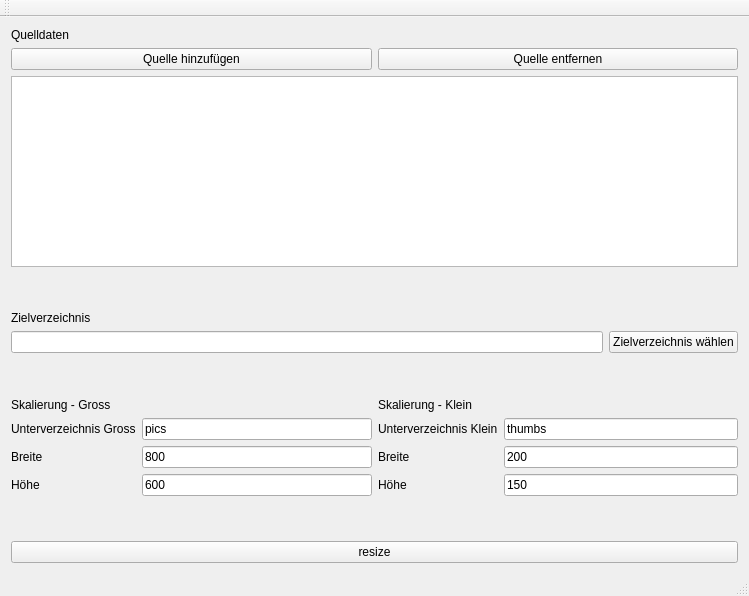
First picture: the form in qtimageresizer.ui, repository claudio-walser/QtImageResizer, before the edit.
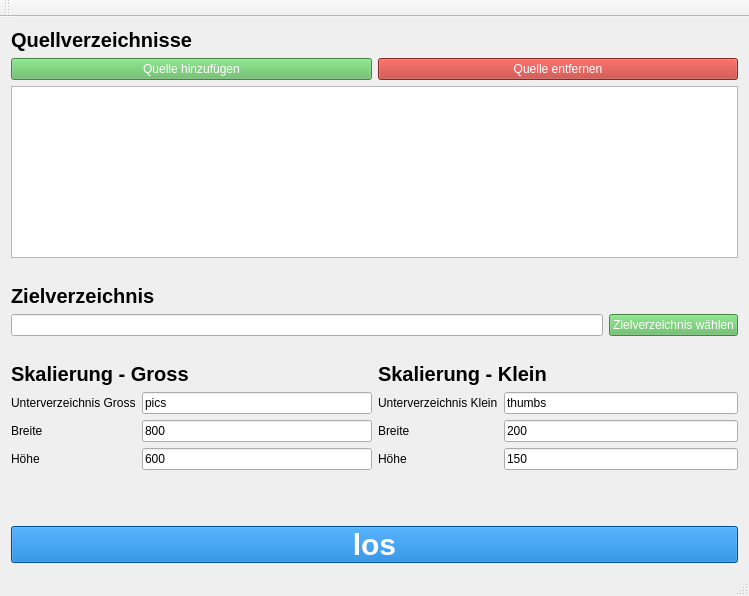
Second picture: the form after the edit.

Commit message: Pimp my ui and statusBar infos

```diff
--- a/qtimageresizer.ui
+++ b/qtimageresizer.ui
@@ -19,8 +19,12 @@
      <layout class="QVBoxLayout" name="verticalLayout">
       <item>
        <widget class="QLabel" name="labelSource">
+        <property name="styleSheet">
+         <string notr="true">font-size: 20px;
+font-weight: bold;</string>
+        </property>
         <property name="text">
-         <string>Quelldaten</string>
+         <string>Quellverzeichnisse</string>
         </property>
        </widget>
       </item>
@@ -30,6 +34,10 @@
          <layout class="QHBoxLayout" name="layoutSourceButtons">
           <item>
            <widget class="QPushButton" name="buttonSourceAdd">
+            <property name="styleSheet">
+             <string notr="true">background-color: #5BB75B;
+color: #FFF;</string>
+            </property>
             <property name="text">
              <string>Quelle hinzufügen</string>
             </property>
@@ -37,6 +45,10 @@
           </item>
           <item>
            <widget class="QPushButton" name="buttonSourceRemove">
+            <property name="styleSheet">
+             <string notr="true">background-color: #BD362F;
+color: #FFF;</string>
+            </property>
             <property name="text">
              <string>Quelle entfernen</string>
             </property>
@@ -71,6 +83,10 @@
       </item>
       <item>
        <widget class="QLabel" name="labelTarget">
+        <property name="styleSheet">
+         <string notr="true">font-size: 20px;
+font-weight: bold;</string>
+        </property>
         <property name="text">
          <string>Zielverzeichnis</string>
         </property>
@@ -83,6 +99,10 @@
         </item>
         <item row="0" column="1">
          <widget class="QPushButton" name="buttonTarget">
+          <property name="styleSheet">
+           <string notr="true">background-color: #5BB75B;
+color: #FFF;</string>
+          </property>
           <property name="text">
            <string>Zielverzeichnis wählen</string>
           </property>
@@ -109,6 +129,10 @@
          <layout class="QVBoxLayout" name="verticalLayout_3">
           <item>
            <widget class="QLabel" name="labelScaleLarge">
+            <property name="styleSheet">
+             <string notr="true">font-size: 20px;
+font-weight: bold;</string>
+            </property>
             <property name="text">
              <string>Skalierung - Gross</string>
             </property>
@@ -166,6 +190,10 @@
          <layout class="QVBoxLayout" name="verticalLayout_2">
           <item>
            <widget class="QLabel" name="labelScaleSmall">
+            <property name="styleSheet">
+             <string notr="true">font-size: 20px;
+font-weight: bold;</string>
+            </property>
             <property name="text">
              <string>Skalierung - Klein</string>
             </property>
@@ -238,8 +266,15 @@
        <layout class="QHBoxLayout" name="layoutWindowActions">
         <item>
          <widget class="QPushButton" name="buttonResize">
+          <property name="styleSheet">
+           <string notr="true">background-color: #006DCC;
+color: #FFF;
+font-weight: bold;
+font-size: 30px;
+margin-top: 30px;</string>
+          </property>
           <property name="text">
-           <string>resize</string>
+           <string>los</string>
           </property>
          </widget>
         </item>
```
The commit also changes 1 other file.
